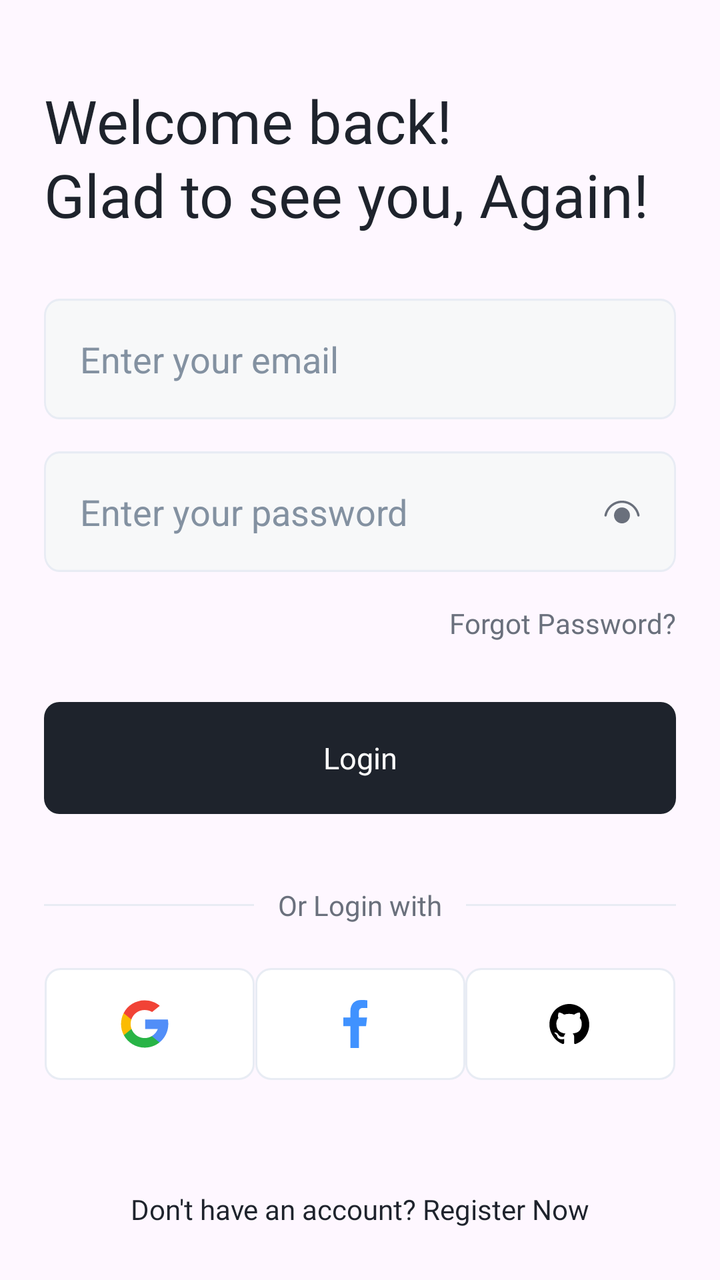
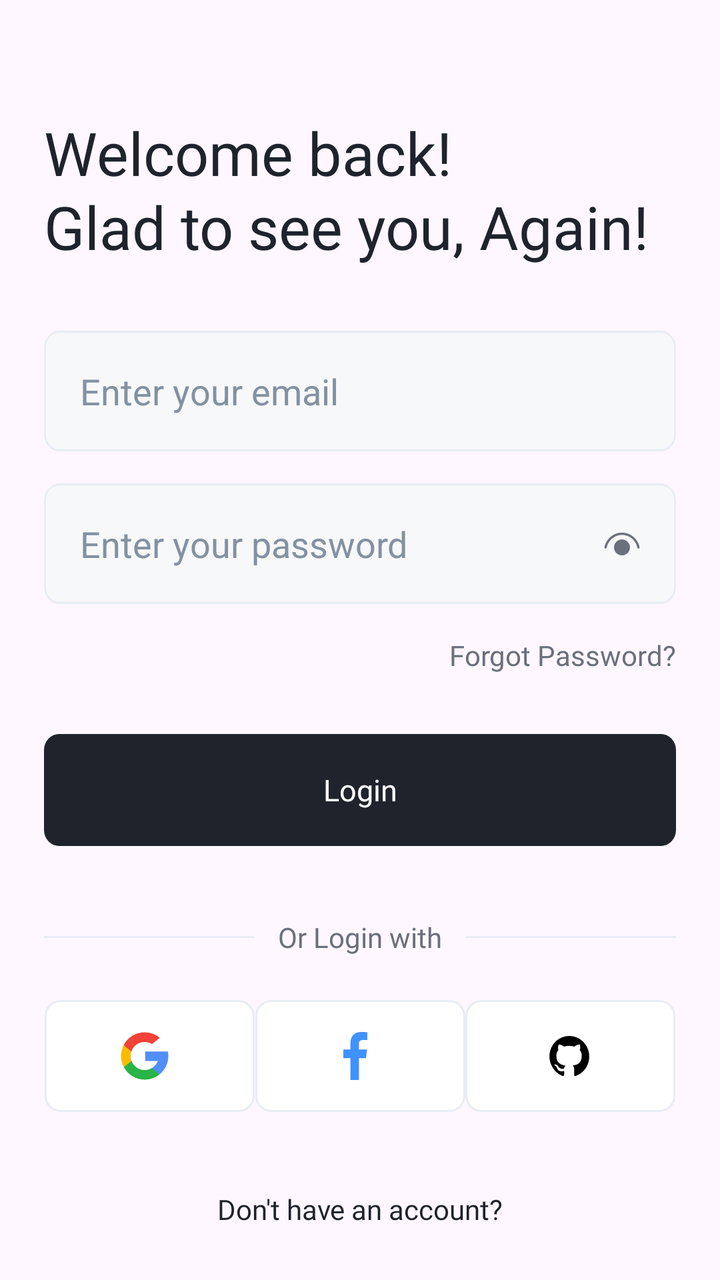

Two renders of the same Android screen: before a commit and after it. Below are the layout's source before the change and the commit's diff.
<!-- AndroidManifest.xml: application theme Theme.CareerCompass -->
<!-- res/layout/fragment_login.xml -->
<?xml version="1.0" encoding="utf-8"?>
<androidx.constraintlayout.widget.ConstraintLayout xmlns:android="http://schemas.android.com/apk/res/android"
    xmlns:app="http://schemas.android.com/apk/res-auto"
    xmlns:tools="http://schemas.android.com/tools"
    android:layout_width="match_parent"
    android:layout_height="match_parent"
    tools:context=".ui.auth.fragments.login.LoginFragment">

    <TextView
        android:id="@+id/tvWelcomeMessage"
        android:layout_width="0dp"
        android:layout_height="wrap_content"
        android:layout_marginStart="22dp"
        android:layout_marginTop="40dp"
        android:fontFamily="@font/urbanist_bold"
        android:lineSpacingExtra="2dp"
        android:text="@string/login_message"
        android:textColor="@color/dark"
        android:textSize="30sp"
        app:layout_constraintEnd_toEndOf="parent"
        app:layout_constraintStart_toStartOf="parent"
        app:layout_constraintTop_toTopOf="parent" />

    <EditText
        android:id="@+id/etEmail"
        android:layout_width="0dp"
        android:layout_height="wrap_content"
        android:layout_marginStart="22dp"
        android:layout_marginTop="32dp"
        android:layout_marginEnd="22dp"
        android:background="@drawable/bg_et_auth"
        android:ems="10"
        android:hint="@string/hint_email"
        android:inputType="textEmailAddress"
        android:padding="18dp"
        android:textColor="@color/darkGrey"
        android:textColorHint="@color/grey"
        app:layout_constraintEnd_toEndOf="parent"
        app:layout_constraintStart_toStartOf="parent"
        app:layout_constraintTop_toBottomOf="@+id/tvWelcomeMessage"
        tools:ignore="Autofill" />

    <EditText
        android:id="@+id/etPassword"
        android:layout_width="0dp"
        android:layout_height="wrap_content"
        android:layout_marginStart="22dp"
        android:layout_marginTop="16dp"
        android:layout_marginEnd="22dp"
        android:background="@drawable/bg_et_auth"
        android:ems="10"
        android:hint="@string/hint_password"
        android:inputType="textPassword"
        android:padding="18dp"
        android:textColor="@color/darkGrey"
        android:textColorHint="@color/grey"
        app:layout_constraintEnd_toEndOf="parent"
        app:layout_constraintStart_toStartOf="parent"
        app:layout_constraintTop_toBottomOf="@+id/etEmail"
        tools:ignore="Autofill" />

    <ImageView
        tools:ignore="ContentDescription"
        android:id="@+id/ivTogglePassword"
        android:layout_width="wrap_content"
        android:layout_height="wrap_content"
        android:layout_marginEnd="16dp"
        android:src="@drawable/ic_view_password"
        app:layout_constraintBottom_toBottomOf="@+id/etPassword"
        app:layout_constraintEnd_toEndOf="@+id/etPassword"
        app:layout_constraintTop_toTopOf="@+id/etPassword" />

    <TextView
        android:id="@+id/tvForgotPassword"
        android:layout_width="wrap_content"
        android:layout_height="wrap_content"
        android:layout_marginTop="16dp"
        android:fontFamily="@font/urbanist_semi_bold"
        android:text="@string/forgot_password"
        android:textColor="@color/darkGrey"
        app:layout_constraintEnd_toEndOf="@+id/etPassword"
        app:layout_constraintTop_toBottomOf="@+id/etPassword" />

    <androidx.appcompat.widget.AppCompatButton
        android:id="@+id/btnLogin"
        android:layout_width="0dp"
        android:layout_height="wrap_content"
        android:layout_marginStart="22dp"
        android:layout_marginTop="30dp"
        android:layout_marginEnd="22dp"
        android:background="@drawable/bg_btn_auth"
        android:fontFamily="@font/urbanist_semi_bold"
        android:text="@string/btn_login"
        android:textAllCaps="false"
        android:textColor="@color/white"
        android:textSize="15sp"
        app:layout_constraintEnd_toEndOf="parent"
        app:layout_constraintStart_toStartOf="parent"
        app:layout_constraintTop_toBottomOf="@+id/tvForgotPassword" />

    <TextView
        android:id="@+id/tvOrLogin"
        android:layout_width="wrap_content"
        android:layout_height="wrap_content"
        android:layout_marginTop="36dp"
        android:fontFamily="@font/urbanist_semi_bold"
        android:text="@string/or_login"
        android:textColor="@color/darkGrey"
        app:layout_constraintEnd_toEndOf="parent"
        app:layout_constraintStart_toStartOf="parent"
        app:layout_constraintTop_toBottomOf="@+id/btnLogin" />

    <ImageView
        tools:ignore="ContentDescription"
        android:id="@+id/viewRight"
        android:layout_width="0dp"
        android:layout_height="wrap_content"
        android:layout_marginStart="12dp"
        android:src="@drawable/auth_line"
        app:layout_constraintBottom_toBottomOf="@+id/tvOrLogin"
        app:layout_constraintEnd_toEndOf="@+id/btnLogin"
        app:layout_constraintStart_toEndOf="@+id/tvOrLogin"
        app:layout_constraintTop_toTopOf="@+id/tvOrLogin" />

    <ImageView
        tools:ignore="ContentDescription"
        android:id="@+id/viewLeft"
        android:layout_width="0dp"
        android:layout_height="wrap_content"
        android:layout_marginEnd="12dp"
        android:src="@drawable/auth_line"
        app:layout_constraintBottom_toBottomOf="@+id/tvOrLogin"
        app:layout_constraintEnd_toStartOf="@+id/tvOrLogin"
        app:layout_constraintStart_toStartOf="@+id/btnLogin"
        app:layout_constraintTop_toTopOf="@+id/tvOrLogin"/>

    <ImageView
        tools:ignore="ContentDescription"
        android:id="@+id/ivGoogle"
        android:layout_width="wrap_content"
        android:layout_height="wrap_content"
        android:layout_marginStart="22dp"
        android:layout_marginTop="22dp"
        android:src="@drawable/btn_google"
        app:layout_constraintEnd_toStartOf="@+id/ivFacebook"
        app:layout_constraintHorizontal_bias="0.5"
        app:layout_constraintHorizontal_chainStyle="spread"
        app:layout_constraintStart_toStartOf="parent"
        app:layout_constraintTop_toBottomOf="@+id/tvOrLogin" />

    <ImageView
        tools:ignore="ContentDescription"
        android:id="@+id/ivFacebook"
        android:layout_width="wrap_content"
        android:layout_height="wrap_content"
        android:layout_marginTop="22dp"
        android:src="@drawable/btn_facebook"
        app:layout_constraintEnd_toStartOf="@+id/ivGithub"
        app:layout_constraintHorizontal_bias="0.5"
        app:layout_constraintStart_toEndOf="@+id/ivGoogle"
        app:layout_constraintTop_toBottomOf="@+id/tvOrLogin" />

    <ImageView
        tools:ignore="ContentDescription"
        android:id="@+id/ivGithub"
        android:layout_width="wrap_content"
        android:layout_height="wrap_content"
        android:layout_marginTop="22dp"
        android:layout_marginEnd="22dp"
        android:src="@drawable/btn_github"
        app:layout_constraintEnd_toEndOf="parent"
        app:layout_constraintHorizontal_bias="0.5"
        app:layout_constraintStart_toEndOf="@+id/ivFacebook"
        app:layout_constraintTop_toBottomOf="@+id/tvOrLogin" />

    <TextView
        android:id="@+id/tvNoAccount"
        android:layout_width="wrap_content"
        android:layout_height="wrap_content"
        android:layout_marginBottom="26dp"
        android:text="@string/txt_login_bottom"
        android:fontFamily="@font/urbanist_medium"
        android:textColor="@color/dark"
        app:layout_constraintBottom_toBottomOf="parent"
        app:layout_constraintEnd_toEndOf="parent"
        app:layout_constraintStart_toStartOf="parent" />
</androidx.constraintlayout.widget.ConstraintLayout>
<!-- resources referenced by this layout -->
<resources>
  <color name="dark">#1E232C</color>
  <color name="darkGrey">#6A707C</color>
  <color name="grey">#8391A1</color>
  <color name="white">#FFFFFF</color>
  <!-- drawable auth_line (drawable) -->
  <vector xmlns:android="http://schemas.android.com/apk/res/android"
      android:width="111dp"
      android:height="1dp"
      android:viewportWidth="111"
      android:viewportHeight="1">
    <path
        android:strokeWidth="1"
        android:pathData="M-0,0.5L111,0.5"
        android:fillColor="#00000000"
        android:strokeColor="#E8ECF4"/>
  </vector>
  <!-- drawable bg_btn_auth (drawable) -->
  <vector xmlns:android="http://schemas.android.com/apk/res/android"
      android:width="331dp"
      android:height="56dp"
      android:viewportWidth="331"
      android:viewportHeight="56">
    <path
        android:pathData="M8,0L323,0A8,8 0,0 1,331 8L331,48A8,8 0,0 1,323 56L8,56A8,8 0,0 1,0 48L0,8A8,8 0,0 1,8 0z"
        android:fillColor="@color/dark"/>
  </vector>
  <!-- drawable bg_et_auth (drawable) -->
  <vector xmlns:android="http://schemas.android.com/apk/res/android"
      android:width="331dp"
      android:height="56dp"
      android:viewportWidth="331"
      android:viewportHeight="56">
    <path
        android:strokeWidth="1"
        android:pathData="M8,0.5L323,0.5A7.5,7.5 0,0 1,330.5 8L330.5,48A7.5,7.5 0,0 1,323 55.5L8,55.5A7.5,7.5 0,0 1,0.5 48L0.5,8A7.5,7.5 0,0 1,8 0.5z"
        android:fillColor="#F7F8F9"
        android:strokeColor="#E8ECF4"/>
  </vector>
  <!-- drawable btn_facebook (drawable) -->
  <vector xmlns:android="http://schemas.android.com/apk/res/android"
      android:width="105dp"
      android:height="56dp"
      android:viewportWidth="105"
      android:viewportHeight="56">
    <path
        android:strokeWidth="1"
        android:pathData="M8,0.5L97,0.5A7.5,7.5 0,0 1,104.5 8L104.5,48A7.5,7.5 0,0 1,97 55.5L8,55.5A7.5,7.5 0,0 1,0.5 48L0.5,8A7.5,7.5 0,0 1,8 0.5z"
        android:fillColor="#ffffff"
        android:strokeColor="#E8ECF4"/>
    <path
        android:pathData="M51.8,40V29.07H55.35L55.88,24.79H51.8V22.07C51.8,20.83 52.13,19.98 53.84,19.98H56V16.17C54.95,16.05 53.89,16 52.83,16C49.69,16 47.53,17.99 47.53,21.64V24.78H44V29.06H47.54V40H51.8Z"
        android:fillColor="#4092FF"/>
  </vector>
  <string name="btn_login">Login</string>
  <string name="forgot_password">Forgot Password?</string>
  <string name="hint_email">Enter your email</string>
  <string name="hint_password">Enter your password</string>
  <string name="login_message">Welcome back!\nGlad to see you, Again!</string>
  <string name="or_login">Or Login with</string>
  <string name="txt_login_bottom">Don\'t have an account? Register Now</string>
  <style name="Theme.CareerCompass" parent="Base.Theme.CareerCompass" />
  <style name="Base.Theme.CareerCompass" parent="Theme.Material3.Light.NoActionBar">
          
          <item name="colorPrimary">@color/colorPrimary</item>
          <item name="colorPrimaryDark">@color/colorPrimaryDark</item>
      </style>
  <color name="colorPrimary">#7265E2</color>
  <color name="colorPrimaryDark">#4E46B5</color>
  <!-- unchanged entries left out for length: 3 -->
</resources>

<!-- the commit's change to res/layout/fragment_login.xml (unified diff, before → after) -->
@@ -11,7 +11,7 @@
         android:layout_width="0dp"
         android:layout_height="wrap_content"
         android:layout_marginStart="22dp"
-        android:layout_marginTop="40dp"
+        android:layout_marginTop="56dp"
         android:fontFamily="@font/urbanist_bold"
         android:lineSpacingExtra="2dp"
         android:text="@string/login_message"
<!-- resource entries referenced after the edit -->
@@ -59,7 +59,7 @@
   <string name="hint_password">Enter your password</string>
   <string name="login_message">Welcome back!\nGlad to see you, Again!</string>
   <string name="or_login">Or Login with</string>
-  <string name="txt_login_bottom">Don\'t have an account? Register Now</string>
+  <string name="txt_login_bottom">Don\'t have an account?</string>
   <style name="Theme.CareerCompass" parent="Base.Theme.CareerCompass" />
   <style name="Base.Theme.CareerCompass" parent="Theme.Material3.Light.NoActionBar">
           
